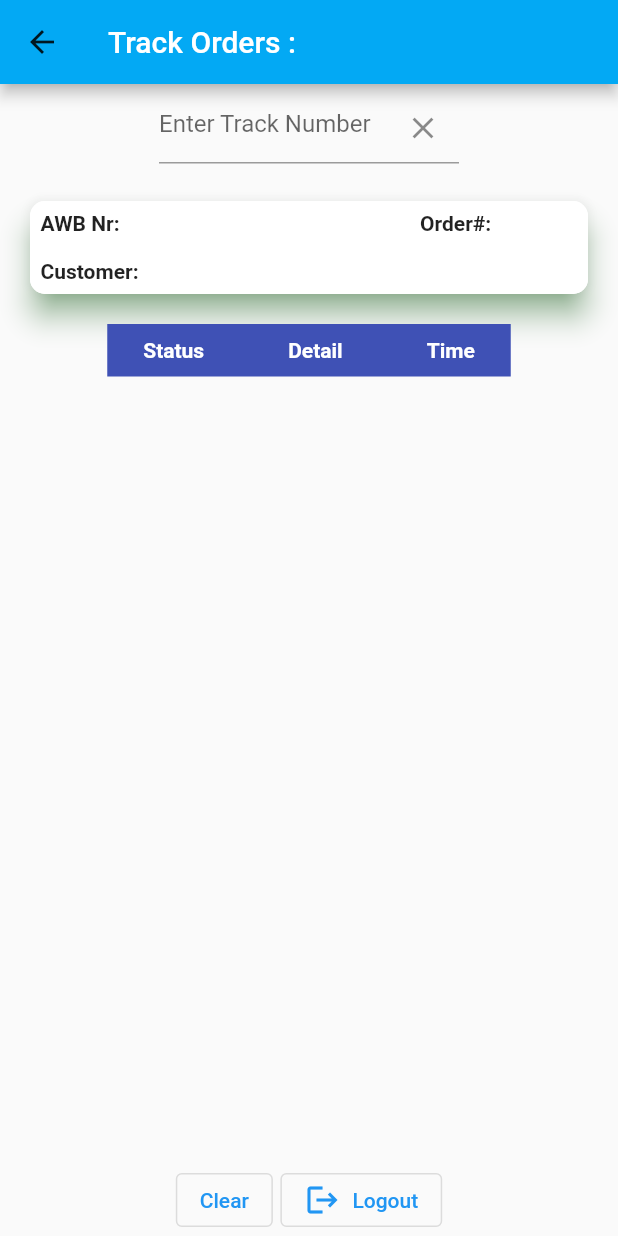
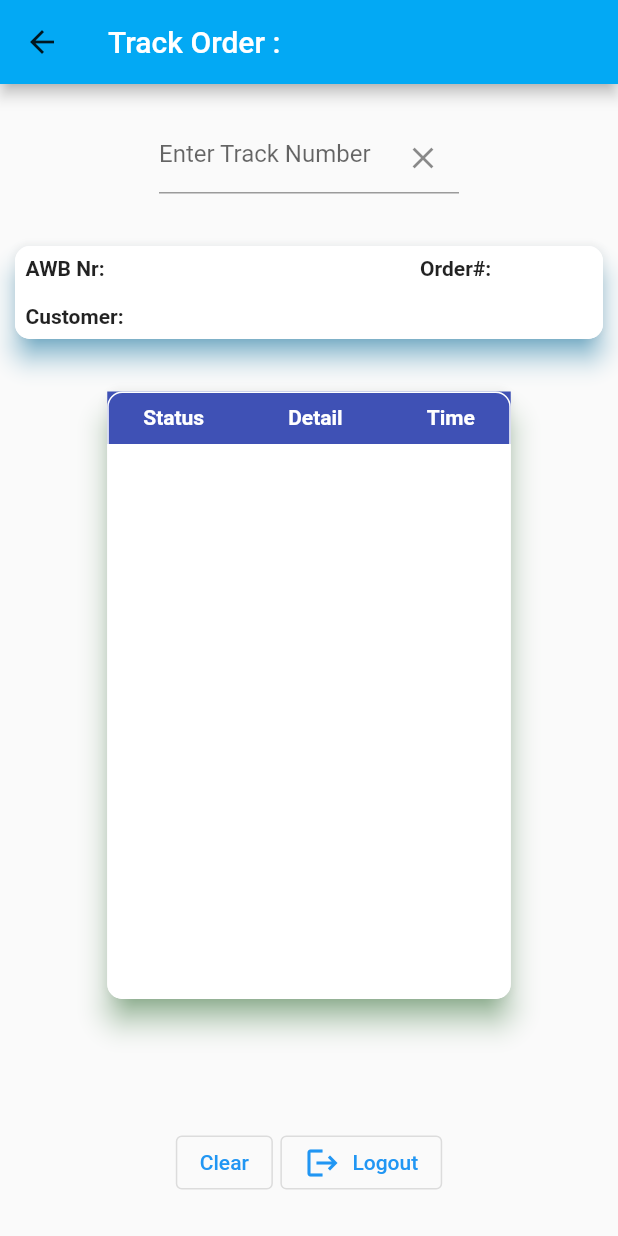
Before and after one commit to subashnair/salt_track, a Flutter app: the Tracker screen opened directly with empty values, on a phone screen of 412 x 824 dp. Run offline on Flutter 3.47's test engine with Material 2 defaults, Android fonts, the phone set to English and light mode, and no system bars.

```diff
--- a/lib/components/rounded_button.dart
+++ b/lib/components/rounded_button.dart
@@ -9,7 +9,7 @@ class RoundedButton extends StatelessWidget {
     Key? key,
     required this.text,
     required this.press,
-    this.color = kPrimaryColor,
+    this.color = Colors.blueGrey , //kPrimaryColor,
     this.textColor = Colors.white,
   }) : super(key: key);
 
@@ -19,6 +19,7 @@ class RoundedButton extends StatelessWidget {
     return Container(
       margin: EdgeInsets.symmetric(vertical: 10),
       width: size.width * 0.8,
+      height: 50,
       child: ClipRRect(
         borderRadius: BorderRadius.circular(29),
         child: newElevatedButton(),
--- a/lib/main.dart
+++ b/lib/main.dart
@@ -6,6 +6,7 @@ import 'package:salt_track/pages/track_trace.dart';
 //import 'package:world_time/pages/tracker.dart';
 
 void main()=> runApp(MaterialApp(
+  debugShowCheckedModeBanner: false ,
   initialRoute: '/',
   routes: {
     '/': (context)=> LoginScreen(),
--- a/lib/pages/track_trace.dart
+++ b/lib/pages/track_trace.dart
@@ -86,9 +86,9 @@ class _TrackerState extends State<Tracker> {
               cells: <DataCell>[
                 DataCell(SizedBox(width:  60,child: Text(order.statuses![index].status,
                   style: const TextStyle(fontSize: 11 ), ))),
-                DataCell(SizedBox(width: 100,child: Text(order.statuses![index].detail,
+                DataCell(SizedBox(width: 110,child: Text(order.statuses![index].detail,
                   style: const TextStyle(fontSize: 10 ), ))),
-                DataCell(SizedBox(width:  70,child: Text(DateFormat.yMd().add_jm().format(order.statuses![index].timeStamp),
+                DataCell(SizedBox(width:  80,child: Text(DateFormat.yMd().add_jm().format(order.statuses![index].timeStamp),
                   style: const TextStyle(fontSize: 11 ), ))),
               ]
           ),
@@ -105,7 +105,7 @@ class _TrackerState extends State<Tracker> {
     return Scaffold(
       backgroundColor: Colors.blueGrey[20],
       appBar: AppBar(
-        title: Text('Track Orders : $storerKey'),
+        title: Text('Track Order : $storerKey'),
         backgroundColor: Colors.lightBlue,
         iconTheme: IconThemeData(),
       ),
@@ -115,7 +115,7 @@ class _TrackerState extends State<Tracker> {
         //crossAxisAlignment: CrossAxisAlignment.stretch,
         children: [
            Padding(
-            padding: const EdgeInsets.all(5.0),
+            padding: const EdgeInsets.all(25.0),
             child:Container(
               width: 200,
               child:  TextField(
@@ -138,9 +138,9 @@ class _TrackerState extends State<Tracker> {
                   //color: Colors.lightGreen,
                   child : Table(
                   columnWidths: {
-                        0: FixedColumnWidth(75.0),// fixed to 100 width
+                        0: FixedColumnWidth(85.0),// fixed to 100 width
                         1: FlexColumnWidth(200),
-                        2: FixedColumnWidth(55.0),
+                        2: FixedColumnWidth(65.0),
                         3: FixedColumnWidth(50.0),//fixed to 100 width
                      },
                     children: [
@@ -170,17 +170,18 @@ class _TrackerState extends State<Tracker> {
                       ]),
                   ),
                   ),
-              elevation: 8,
-              shadowColor: Colors.green,
-              margin: EdgeInsets.all(20),
+              elevation: 7,
+              shadowColor: Colors.lightBlue,
+              margin: EdgeInsets.all(10),
               shape:  OutlineInputBorder(
                   borderRadius: BorderRadius.circular(10),
                   borderSide: BorderSide(color: Colors.white)
               ),
             ),
           ),
+          SizedBox( height: 15,),
           Expanded(
-              // child: Card (
+              child: Card (
                 child:DataTable(
                      headingRowColor: MaterialStateProperty.all<Color>(Colors.indigo),
                      headingRowHeight: 35,
@@ -188,15 +189,16 @@ class _TrackerState extends State<Tracker> {
                      columns: _colGenerate(),
                      rows: _rowGenerate()
                   ),
-          //       elevation: 8,
-          //       shadowColor: Colors.green,
-          //       margin: EdgeInsets.all(20),
-          //       shape:  OutlineInputBorder(
-          //       borderRadius: BorderRadius.circular(10),
-          //     borderSide: BorderSide(color: Colors.white)
-          //   )
-          // )
+                elevation: 8,
+                shadowColor: Colors.green,
+                margin: EdgeInsets.all(10),
+                shape:  OutlineInputBorder(
+                borderRadius: BorderRadius.circular(10),
+              borderSide: BorderSide(color: Colors.white)
+            )
+          )
           ),
+          SizedBox( height: 75,),
           Row(
             mainAxisAlignment: MainAxisAlignment.center,
             children: [
@@ -219,6 +221,7 @@ class _TrackerState extends State<Tracker> {
               )
             ],
           ),
+          SizedBox( height: 25,)
         ],
       )
     );
```
Also changed, not shown: lib/pages/login.dart (+24 -11 lines), pubspec.yaml (+5 -2 lines), pubspec.lock, 19 other files.
